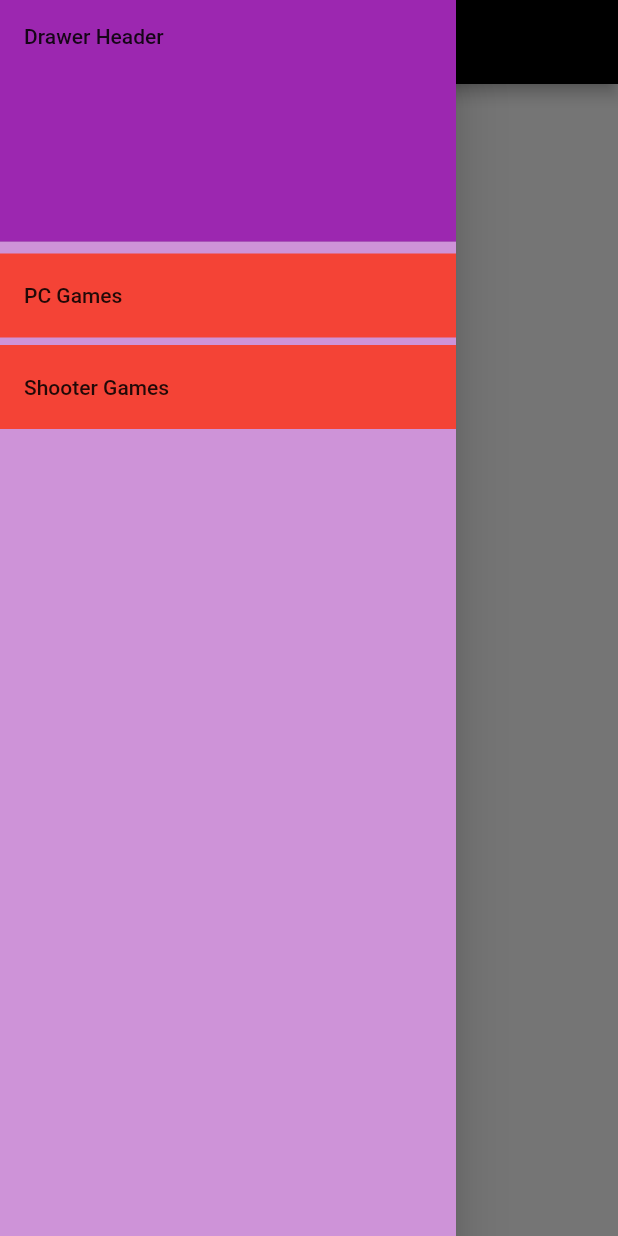
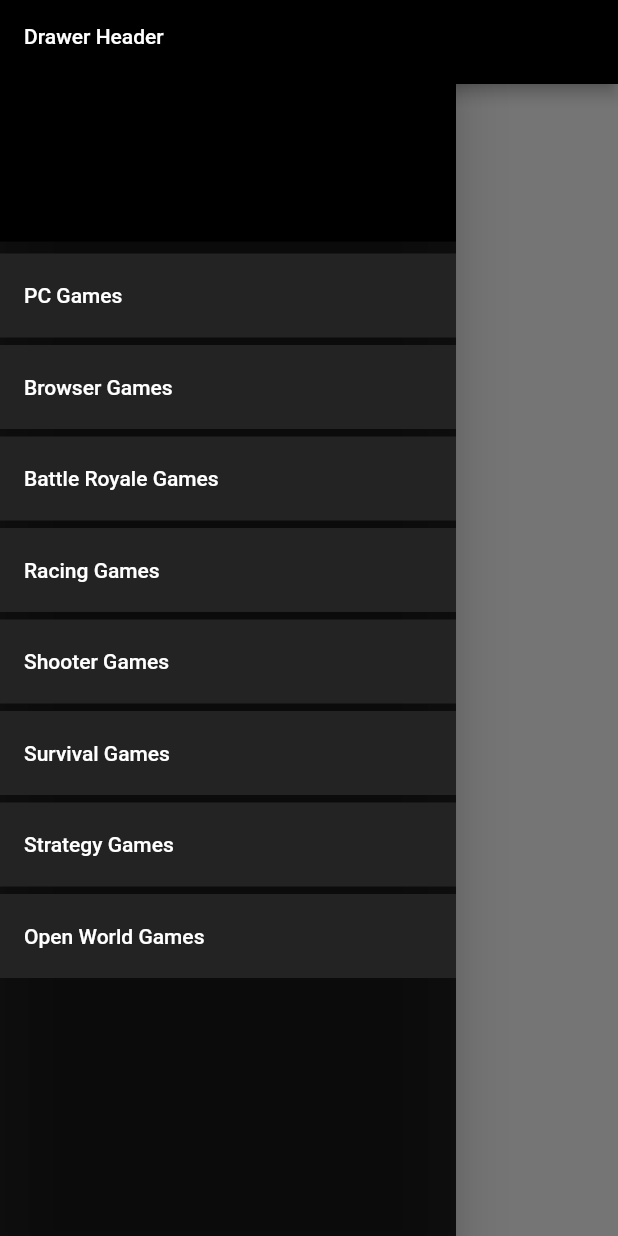
Before and after one commit to karan-lakhadive19/FreeToPlay, a Flutter app: the screen it shows after launch, with the side drawer open, on a phone screen of 412 x 824 dp. Run offline on Flutter 3.47's test engine with Material 2 defaults, Android fonts, the phone set to English and light mode, and no system bars; our stand-ins replace google_fonts; network calls fail.

Commit message:
Customized drawer

```diff
--- a/lib/screens/home.dart
+++ b/lib/screens/home.dart
@@ -60,19 +60,19 @@ class _HomePageState extends State<HomePage> {
     return Scaffold(
         backgroundColor: Colors.white,
         drawer: Drawer(
-            backgroundColor: Colors.purple[200],
+            backgroundColor: Colors.black87,
             child: ListView(
               children: <Widget>[
                 DrawerHeader(
-                  child: Text('Drawer Header'),
+                  child: Text('Drawer Header', style: TextStyle(color: Colors.white),),
                   decoration: BoxDecoration(
-                    color: Colors.purple,
+                    color: Colors.black,
                   ),
                 ),
                 Container(
-                  color: Colors.red,
+                  color: Color.fromARGB(255, 36, 35, 35),
                   child: ListTile(
-                    title: Text('PC Games'),
+                    title: Text('PC Games', style: TextStyle(color: Colors.white),),
                     onTap: () {
                       Navigator.pop(context);
                       Navigator.push(
@@ -86,9 +86,9 @@ class _HomePageState extends State<HomePage> {
                   height: 5,
                 ),
                 Container(
-                  color: Colors.red,
+                  color: Color.fromARGB(255, 36, 35, 35),
                   child: ListTile(
-                    title: Text('Shooter Games'),
+                    title: Text('Browser Games', style: TextStyle(color: Colors.white),),
                     onTap: () {
                       Navigator.pop(context);
                       Navigator.push(
@@ -97,7 +97,106 @@ class _HomePageState extends State<HomePage> {
                       );
                     },
                   ),
-                )
+                ),
+                SizedBox(
+                  height: 5,
+                ),
+                Container(
+                  color: Color.fromARGB(255, 36, 35, 35),
+                  child: ListTile(
+                    title: Text('Battle Royale Games', style: TextStyle(color: Colors.white),),
+                    onTap: () {
+                      Navigator.pop(context);
+                      Navigator.push(
+                        context,
+                        MaterialPageRoute(builder: (context) => Shooter()),
+                      );
+                    },
+                  ),
+                ),
+                SizedBox(
+                  height: 5,
+                ),
+                Container(
+                  color: Color.fromARGB(255, 36, 35, 35),
+                  child: ListTile(
+                    title: Text('Racing Games', style: TextStyle(color: Colors.white),),
+                    onTap: () {
+                      Navigator.pop(context);
+                      Navigator.push(
+                        context,
+                        MaterialPageRoute(builder: (context) => Shooter()),
+                      );
+                    },
+                  ),
+                ),
+                SizedBox(
+                  height: 5,
+                ),
+                Container(
+                  color: Color.fromARGB(255, 36, 35, 35),
+                  child: ListTile(
+                    title: Text('Shooter Games', style: TextStyle(color: Colors.white),),
+                    onTap: () {
+                      Navigator.pop(context);
+                      Navigator.push(
+                        context,
+                        MaterialPageRoute(builder: (context) => Shooter()),
+                      );
+                    },
+                  ),
+                ),
+                SizedBox(
+                  height: 5,
+                ),
+                Container(
+                  color: Color.fromARGB(255, 36, 35, 35),
+                  child: ListTile(
+                    title: Text('Survival Games', style: TextStyle(color: Colors.white),),
+                    onTap: () {
+                      Navigator.pop(context);
+                      Navigator.push(
+                        context,
+                        MaterialPageRoute(builder: (context) => Shooter()),
+                      );
+                    },
+                  ),
+                ),
+                SizedBox(
+                  height: 5,
+                ),
+                Container(
+                  color: Color.fromARGB(255, 36, 35, 35),
+                  child: ListTile(
+                    title: Text('Strategy Games', style: TextStyle(color: Colors.white),),
+                    onTap: () {
+                      Navigator.pop(context);
+                      Navigator.push(
+                        context,
+                        MaterialPageRoute(builder: (context) => Shooter()),
+                      );
+                    },
+                  ),
+                ),
+                SizedBox(
+                  height: 5,
+                ),
+                Container(
+                  color: Color.fromARGB(255, 36, 35, 35),
+                  child: ListTile(
+                    title: Text('Open World Games', style: TextStyle(color: Colors.white),),
+                    onTap: () {
+                      Navigator.pop(context);
+                      Navigator.push(
+                        context,
+                        MaterialPageRoute(builder: (context) => Shooter()),
+                      );
+                    },
+                  ),
+                ),
+                SizedBox(
+                  height: 5,
+                ),
               ],
             )),
         appBar: AppBar(
@@ -111,6 +210,7 @@ class _HomePageState extends State<HomePage> {
         body: ListView.builder(
           itemBuilder: (context, index) {
             return Container(
+              color: Colors.black87,
                 child: Column(
               children: [
                 Padding(
@@ -150,7 +250,7 @@ class _HomePageState extends State<HomePage> {
                     child: Text(
                   listResponse[index]["title"].toString(),
                   style: GoogleFonts.roboto(
-                      fontSize: 16, fontWeight: FontWeight.w600),
+                      fontSize: 16, fontWeight: FontWeight.w600,color: Colors.white),
                 )),
                 SizedBox(
                   height: 20,
```
